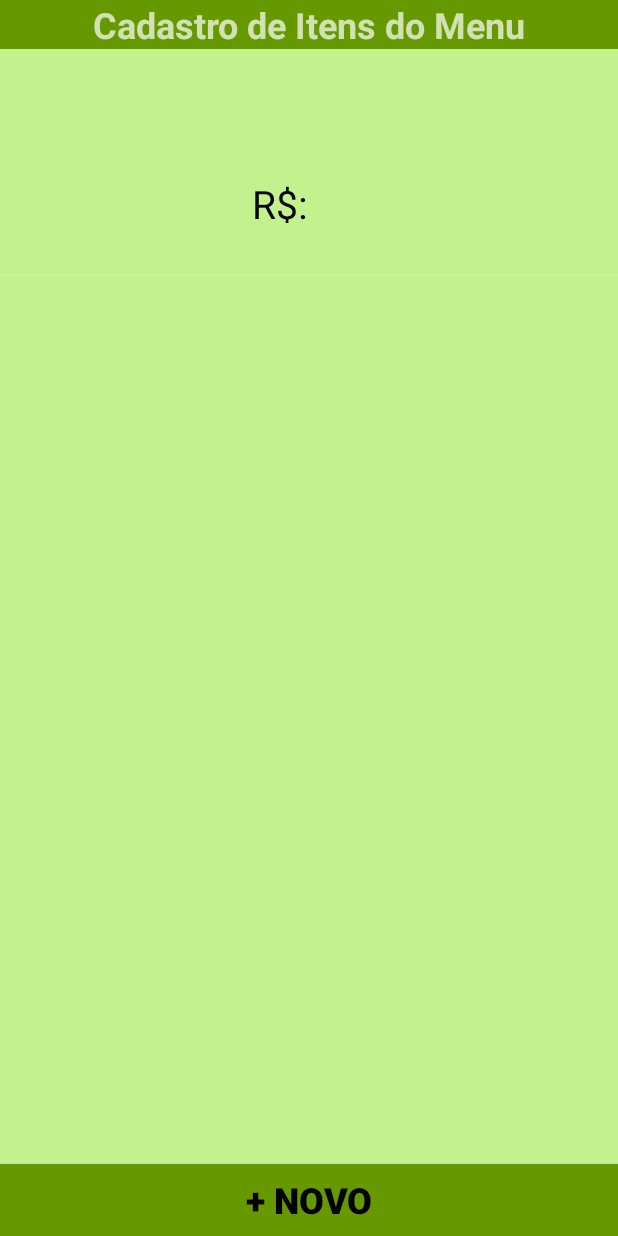
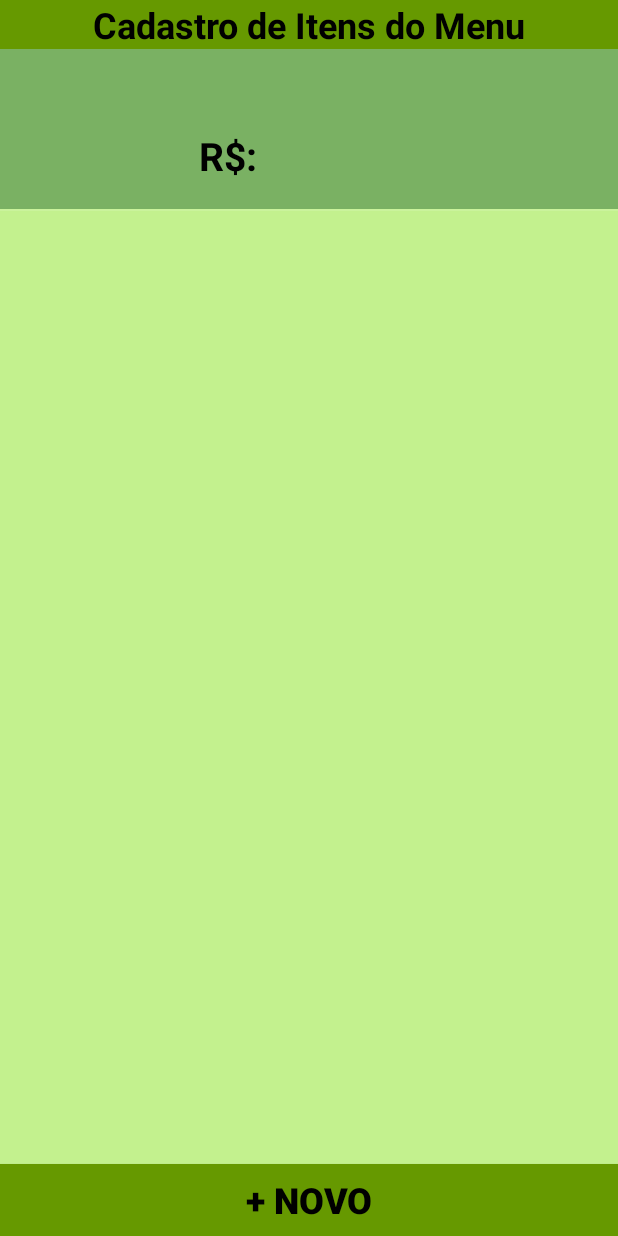
Before and after one commit to kierion/RestauranteDigital-ProjetoFinal, an Android app: the CadastroMenuListActivity screen opened directly, with no data from a screen before it, on a phone screen of 412 x 824 dp. Run offline under Robolectric (Android 15) with nearby library versions, the phone set to English and light mode, and no system bars.

```diff
--- a/app/src/main/java/trabalhofinal/usj/com/br/restaurantedigital/activity/CadastroMenuListActivity.java
+++ b/app/src/main/java/trabalhofinal/usj/com/br/restaurantedigital/activity/CadastroMenuListActivity.java
@@ -55,9 +55,6 @@ public class CadastroMenuListActivity extends Activity {
                 public void onClick(DialogInterface dialogInterface,
                                     int item) {
                     Integer idMenu = (Integer) itens.get(itemSelecionada).get(MenuDAO.ID);
-
-                    String teste1 = String.valueOf(idMenu);
-                    Toast.makeText(getApplicationContext(), teste1, Toast.LENGTH_LONG).show();
 
                     Intent intent;
                     switch (item){
@@ -136,7 +133,7 @@ public class CadastroMenuListActivity extends Activity {
                 getString(R.string.excluir)
         };
         AlertDialog.Builder builder =
-                new AlertDialog.Builder(this);
+                new AlertDialog.Builder(this, R.style.Theme_AppCompat_Light_Dialog_Alert);
         builder.setTitle(R.string.opcoes);
         builder.setItems(itens, listenerMenu);
 
@@ -146,7 +143,7 @@ public class CadastroMenuListActivity extends Activity {
     private AlertDialog criarConfirmacaoDialog(){
 
         AlertDialog.Builder builder =
-                new AlertDialog.Builder(this);
+                new AlertDialog.Builder(this, R.style.Theme_AppCompat_Light_Dialog_Alert);
         builder.setMessage(R.string.confirmacao_exclusao);
         builder.setPositiveButton(R.string.sim, listenerMenu);
         builder.setNegativeButton(R.string.nao, listenerMenu);
--- a/app/src/main/java/trabalhofinal/usj/com/br/restaurantedigital/activity/RestauranteDigitalActivity.java
+++ b/app/src/main/java/trabalhofinal/usj/com/br/restaurantedigital/activity/RestauranteDigitalActivity.java
@@ -57,4 +57,8 @@ public class RestauranteDigitalActivity extends Activity {
         }
     }
 }
+    @Override
+    public void onBackPressed() {
+        super.onBackPressed();
+    }
 }
--- a/app/src/main/java/trabalhofinal/usj/com/br/restaurantedigital/util/Constantes.java
+++ b/app/src/main/java/trabalhofinal/usj/com/br/restaurantedigital/util/Constantes.java
@@ -10,5 +10,6 @@ public class Constantes {
     public static final int CATEGORIA_LANCHES = 2;
     public static final int CATEGORIA_BEBIDAS = 3;
     public static final int CATEGORIA_DOCES = 4;
+    public static final String VOLTAR_LISTA = "voltar á lista";
 
 }
--- a/app/src/main/res/layout/layout_cadastro_listar_itens_cadastrados.xml
+++ b/app/src/main/res/layout/layout_cadastro_listar_itens_cadastrados.xml
@@ -1,23 +1,36 @@
 <?xml version="1.0" encoding="utf-8"?>
 
-<LinearLayout xmlns:android="http://schemas.android.com/apk/res/android"
+<RelativeLayout xmlns:android="http://schemas.android.com/apk/res/android"
     xmlns:app="http://schemas.android.com/apk/res-auto"
+    xmlns:tools="http://schemas.android.com/tools"
     android:layout_width="match_parent"
-    android:layout_height="wrap_content"
+    android:layout_height="match_parent"
+    android:layout_margin="5dp"
+    android:background="#7ab163"
     android:baselineAligned="false"
-    android:orientation="vertical"
+    android:orientation="horizontal"
+    android:padding="5dp"
     android:weightSum="1">
 
     <LinearLayout
         android:layout_width="match_parent"
         android:layout_height="match_parent"
-        android:orientation="horizontal"
-        android:baselineAligned="false">
+        android:background="#7ab163"
+        android:baselineAligned="false"
+        android:orientation="vertical">
+
+        <LinearLayout
+            android:layout_width="match_parent"
+            android:layout_height="match_parent"
+            android:background="#7ab163"
+            android:baselineAligned="false"
+            android:orientation="horizontal">
 
             <LinearLayout
                 android:layout_width="wrap_content"
-            android:layout_height="150dp"
+                android:layout_height="match_parent"
                 android:layout_weight="0.60"
+                android:background="#7ab163"
                 android:gravity="center"
                 android:orientation="vertical">
 
@@ -30,57 +43,75 @@
             </LinearLayout>
 
             <LinearLayout
-            android:layout_width="wrap_content"
+                android:layout_width="match_parent"
                 android:layout_height="match_parent"
                 android:layout_weight="1.71"
+                android:background="#7ab163"
                 android:orientation="vertical">
+
                 <LinearLayout
-                android:layout_width="wrap_content"
+                    android:layout_width="match_parent"
                     android:layout_height="match_parent"
+                    android:layout_gravity="fill_horizontal"
                     android:layout_weight="1.71"
-                android:orientation="horizontal">
+                    android:background="#7ab163"
+                    android:orientation="horizontal"
+                    tools:ignore="NestedWeights">
 
                     <TextView
                         android:id="@+id/idListaItens_Nome_Item"
-                android:layout_width="wrap_content"
+                        android:layout_width="match_parent"
                         android:layout_height="wrap_content"
+                        android:layout_gravity="start"
                         android:layout_marginEnd="10dp"
                         android:layout_marginStart="10dp"
                         android:layout_marginTop="10dp"
+                        android:foregroundGravity="fill_horizontal|fill"
                         android:text="@string/nome_do_item"
+                        android:textAlignment="textStart"
                         android:textColor="@android:color/black"
-                android:textSize="30sp" />
+                        android:textSize="30sp"
+                        android:textStyle="bold" />
                 </LinearLayout>
 
                 <LinearLayout
-                    android:layout_width="wrap_content"
+                    android:layout_width="match_parent"
                     android:layout_height="match_parent"
                     android:layout_weight="1.71"
+                    android:background="#7ab163"
                     android:orientation="horizontal">
 
                     <TextView
                         android:id="@+id/idSifrao"
                         android:layout_width="wrap_content"
                         android:layout_height="wrap_content"
+                        android:layout_gravity="start"
+                        android:layout_marginLeft="10dp"
                         android:layout_marginStart="10dp"
                         android:layout_marginTop="10dp"
                         android:text="@string/sifrao"
+                        android:textAlignment="textStart"
                         android:textColor="@android:color/black"
-                        android:textSize="26sp" />
+                        android:textSize="26sp"
+                        android:textStyle="bold" />
 
                     <TextView
                         android:id="@+id/idListaItens_Preco_Item"
-                android:layout_width="wrap_content"
+                        android:layout_width="match_parent"
                         android:layout_height="wrap_content"
+                        android:layout_gravity="start"
                         android:layout_marginEnd="10dp"
                         android:layout_marginStart="10dp"
                         android:layout_marginTop="10dp"
                         android:text="@string/preco_do_item"
+                        android:textAlignment="textStart"
                         android:textColor="@android:color/black"
-                android:textSize="26sp" />
+                        android:textSize="26sp"
+                        android:textStyle="bold" />
                 </LinearLayout>
             </LinearLayout>
 
         </LinearLayout>
 
     </LinearLayout>
+</RelativeLayout>
--- a/app/src/main/res/layout/layout_cadastro_listview_cadastro_itens.xml
+++ b/app/src/main/res/layout/layout_cadastro_listview_cadastro_itens.xml
@@ -14,6 +14,7 @@
         android:background="@android:color/holo_green_dark"
         android:text="@string/lista_cadastro_prato"
         android:textAlignment="center"
+        android:textColor="@android:color/black"
         android:textSize="24sp"
         android:textStyle="bold" />
 
--- a/app/src/main/res/layout/layout_menu_listview_menu.xml
+++ b/app/src/main/res/layout/layout_menu_listview_menu.xml
@@ -19,7 +19,7 @@
         android:textStyle="bold" />
 
     <ListView
-        android:id="@+id/idMenuListView"
+        android:id="@+id/list"
         android:layout_width="wrap_content"
         android:layout_height="0dp"
         android:layout_weight="1"
--- a/app/src/main/res/layout/layout_tela_login.xml
+++ b/app/src/main/res/layout/layout_tela_login.xml
@@ -74,7 +74,9 @@
         android:layout_marginEnd="20dp"
         android:layout_marginStart="20dp"
         android:layout_marginTop="10dp"
-        android:text="@string/check_box_login" />
+        android:text="@string/check_box_login"
+        android:textColor="@android:color/black"
+        android:textStyle="bold" />
 
     <Button
         android:id="@+id/idBotao_Logar"
--- a/app/src/main/res/values/colors.xml
+++ b/app/src/main/res/values/colors.xml
@@ -1,6 +1,6 @@
 <?xml version="1.0" encoding="utf-8"?>
 <resources>
-    <color name="colorPrimary">#3F51B5</color>
-    <color name="colorPrimaryDark">#303F9F</color>
-    <color name="colorAccent">#FF4081</color>
+    <color name="colorPrimary">#ffffff</color>
+    <color name="colorPrimaryDark">#7ab163</color>
+    <color name="colorAccent">#7ab163</color>
 </resources>
--- a/app/src/main/res/values/strings.xml
+++ b/app/src/main/res/values/strings.xml
@@ -45,6 +45,8 @@
     <string name="registro_item_salvo">Salvo com Sucesso</string>
     <string name="registro_item_erro">Erro ao Salvar</string>
     <string name="sifrao">R$:</string>
+    <string name="sair">Sair?</string>
+    <string name="realmente_sair">Deseja realmente sair?</string>
     <string-array name="categoria_item">
         <item>Pratos</item>
         <item>Porções</item>
--- a/app/src/main/res/values/styles.xml
+++ b/app/src/main/res/values/styles.xml
@@ -8,4 +8,5 @@
         <item name="colorAccent">@color/colorAccent</item>
     </style>
 
+
 </resources>
```
Also changed, not shown: app/src/main/AndroidManifest.xml (+8 -4 lines), app/src/main/java/trabalhofinal/usj/com/br/restaurantedigital/activity/CadastroItemActivity.java (+11 -1 lines), app/src/main/java/trabalhofinal/usj/com/br/restaurantedigital/activity/DashboardActivity.java (+22 -2 lines), app/src/main/java/trabalhofinal/usj/com/br/restaurantedigital/activity/MenuListActivity.java (+0 -23 lines), app/src/main/res/layout/layout_menu_menu_inicial.xml (+24 -16 lines). Lines whose indentation alone changed are shown as unchanged.
